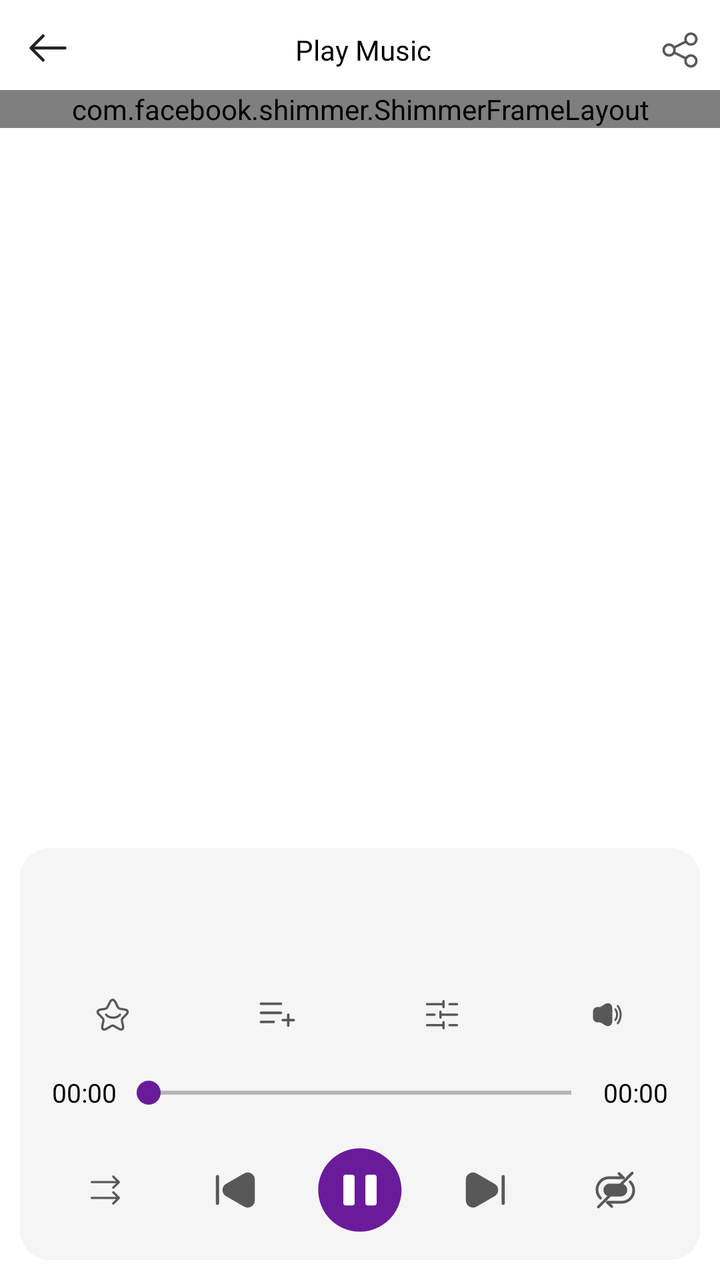
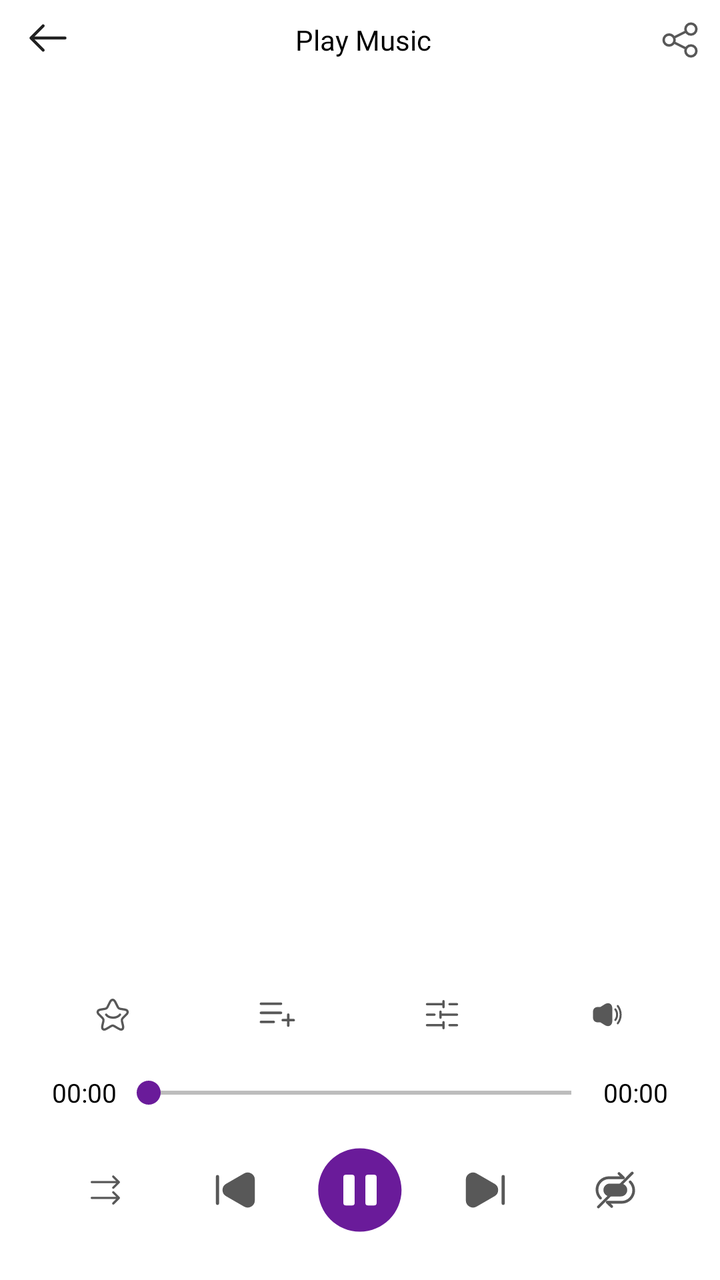

The first picture is an Android layout as it rendered before a commit; the second is the same layout after the commit. The layout source and the unified diff follow.
<!-- AndroidManifest.xml: application theme AppTheme -->
<!-- res/layout/activity_play_music.xml -->
<?xml version="1.0" encoding="utf-8"?>
<RelativeLayout xmlns:android="http://schemas.android.com/apk/res/android"
    xmlns:aapt="http://schemas.android.com/aapt"
    xmlns:app="http://schemas.android.com/apk/res-auto"
    android:layout_width="match_parent"
    android:layout_height="match_parent"
    android:background="@color/bg_color"
    android:orientation="vertical"
    android:paddingTop="5dp">

    <ImageView
        android:id="@+id/iv_back"
        android:layout_width="@dimen/_38sdp"
        android:layout_height="@dimen/_38sdp"
        android:layout_marginStart="@dimen/_5sdp"
        android:background="@drawable/bg_ripple_click_circle"
        android:padding="@dimen/_7sdp"
        android:src="@drawable/ic_back" />

    <TextView
        android:id="@+id/tv_title"
        android:layout_width="match_parent"
        android:layout_height="@dimen/_40sdp"
        android:layout_toStartOf="@+id/iv_share"
        android:layout_toEndOf="@+id/iv_back"
        android:ellipsize="end"
        android:fontFamily="@font/poppin_medium"
        android:gravity="center_vertical|center_horizontal"
        android:lines="1"
        android:text="Play Music"
        android:textColor="@color/black"
        android:textSize="@dimen/_14sdp" />

    <ImageView
        android:id="@+id/iv_share"
        android:layout_width="@dimen/_40sdp"
        android:layout_height="@dimen/_40sdp"
        android:layout_alignParentEnd="true"
        android:padding="@dimen/_10sdp"
        android:src="@drawable/ic_menu_share" />


    <LinearLayout
        android:id="@+id/bottom"
        android:layout_width="match_parent"
        android:layout_height="wrap_content"
        android:layout_below="@+id/tv_title"
        android:orientation="vertical"
        app:layout_constraintBottom_toBottomOf="parent"
        app:layout_constraintEnd_toEndOf="parent"
        app:layout_constraintStart_toStartOf="parent">

        <com.facebook.shimmer.ShimmerFrameLayout
            android:id="@+id/shimmer_container_banner"
            android:layout_width="match_parent"
            android:layout_height="wrap_content"
            android:layout_alignParentBottom="true"
            android:background="@drawable/bg_card_ads"
            app:shimmer_auto_start="true"
            app:shimmer_base_color="#ccc">

            <include layout="@layout/load_banner" />

        </com.facebook.shimmer.ShimmerFrameLayout>


        <RelativeLayout
            android:id="@+id/adContainer"
            style="@style/BannerAdsView" />

    </LinearLayout>


    <androidx.constraintlayout.widget.ConstraintLayout
        android:id="@+id/con_main"
        android:layout_width="match_parent"
        android:layout_height="wrap_content"
        android:layout_below="@+id/bottom">

        <RelativeLayout
            android:layout_width="0dp"
            android:layout_height="0dp"
            android:layout_margin="@dimen/_20sdp"
            app:layout_constraintBottom_toBottomOf="parent"
            app:layout_constraintDimensionRatio="1:1"
            app:layout_constraintEnd_toEndOf="parent"
            app:layout_constraintStart_toStartOf="parent"
            app:layout_constraintTop_toTopOf="parent">

            <androidx.viewpager2.widget.ViewPager2
                android:id="@+id/viewPagerMusicArt"
                android:layout_width="match_parent"
                android:layout_height="match_parent"
                android:layout_centerInParent="true" />

        </RelativeLayout>
    </androidx.constraintlayout.widget.ConstraintLayout>


    <RelativeLayout
        android:id="@+id/cv_music"
        android:layout_width="match_parent"
        android:layout_height="wrap_content"
        android:layout_marginStart="10dp"
        android:layout_marginEnd="10dp"
        android:layout_below="@+id/con_main"
        android:layout_marginBottom="10dp"
        android:background="@drawable/bg_music_play"
        android:orientation="vertical"
        android:paddingTop="@dimen/_10sdp"
        android:paddingBottom="@dimen/_10sdp">

        <LinearLayout
            android:id="@+id/layout_song"
            android:layout_width="match_parent"
            android:layout_height="wrap_content"
            android:layout_above="@+id/tv_artist"
            android:layout_marginTop="10dp">

            <TextView
                android:id="@+id/tv_song"
                android:layout_width="match_parent"
                android:layout_height="wrap_content"
                android:layout_gravity="bottom"
                android:layout_marginStart="@dimen/_20sdp"
                android:layout_marginEnd="@dimen/_20sdp"
                android:ellipsize="marquee"
                android:focusable="true"
                android:focusableInTouchMode="true"
                android:fontFamily="@font/poppin_medium"
                android:gravity="center"
                android:marqueeRepeatLimit="marquee_forever"
                android:scrollHorizontally="true"
                android:singleLine="true"
                android:textColor="@color/black"
                android:textSize="@dimen/_14sdp" />
        </LinearLayout>

        <TextView
            android:id="@+id/tv_artist"
            android:layout_width="match_parent"
            android:layout_height="wrap_content"
            android:layout_above="@+id/rl_menu"
            android:layout_centerHorizontal="true"
            android:layout_marginStart="@dimen/_20sdp"
            android:layout_marginEnd="@dimen/_20sdp"
            android:layout_marginBottom="@dimen/_5sdp"
            android:ellipsize="end"
            android:fontFamily="@font/poppin_medium"
            android:gravity="center"
            android:lines="1"
            android:textColor="@color/black"
            android:textSize="@dimen/_11sdp" />

        <LinearLayout
            android:id="@+id/rl_menu"
            android:layout_width="match_parent"
            android:layout_height="wrap_content"
            android:layout_above="@+id/ll_seekbar"
            android:layout_marginBottom="@dimen/_5sdp"
            android:gravity="center"
            android:orientation="horizontal"
            android:paddingStart="@dimen/_5sdp"
            android:paddingEnd="@dimen/_5sdp">

            <ImageView
                android:id="@+id/iv_favorite"
                android:layout_width="0dp"
                android:layout_height="match_parent"
                android:layout_weight="1"
                android:background="@drawable/bg_ripple_click"
                android:padding="@dimen/_11sdp"
                android:src="@drawable/ic_favorite_false" />


            <ImageView
                android:id="@+id/iv_music_playlist"
                android:layout_width="0dp"
                android:layout_height="@dimen/_40sdp"
                android:layout_weight="1"
                android:background="@drawable/bg_ripple_click"
                android:padding="@dimen/_10sdp"
                android:src="@drawable/ic_player_playlist_white" />


            <ImageView
                android:id="@+id/iv_lyric"
                android:layout_width="0dp"
                android:layout_height="match_parent"
                android:layout_weight="1"
                android:background="@drawable/bg_ripple_click"
                android:padding="@dimen/_11sdp"
                android:src="@drawable/ic_music_lyric"
                android:visibility="gone" />


            <ImageView
                android:id="@+id/img_audio_effect_control"
                android:layout_width="0dp"
                android:layout_height="match_parent"
                android:layout_weight="1"
                android:background="@drawable/bg_ripple_click"
                android:padding="@dimen/_11sdp"
                android:src="@drawable/ic_equalizer" />

            <ImageView
                android:id="@+id/img_volume"
                android:layout_width="0dp"
                android:layout_height="match_parent"
                android:layout_weight="1"
                android:background="@drawable/bg_ripple_click"
                android:padding="@dimen/_12sdp"
                android:src="@drawable/ic_audio" />
        </LinearLayout>

        <LinearLayout
            android:id="@+id/ll_seekbar"
            android:layout_width="match_parent"
            android:layout_height="wrap_content"
            android:layout_above="@+id/rl_play"
            android:layout_marginTop="@dimen/_5sdp"
            android:orientation="horizontal">

            <TextView
                android:id="@+id/tv_current_time"
                android:layout_width="wrap_content"
                android:layout_height="wrap_content"
                android:layout_alignParentBottom="true"
                android:layout_gravity="start"
                android:layout_marginStart="@dimen/_16sdp"
                android:layout_marginBottom="@dimen/_10sdp"
                android:text="00:00"
                android:textColor="@color/black"
                android:textSize="@dimen/_13sdp" />


            <SeekBar
                android:id="@+id/seekbar_controller"
                android:layout_width="match_parent"
                android:layout_height="wrap_content"
                android:layout_weight="1"
                android:progressTint="#752EA0"
                android:thumbTint="@color/app_color" />


            <TextView
                android:id="@+id/tv_total_time"
                android:layout_width="wrap_content"
                android:layout_height="wrap_content"
                android:layout_gravity="end"
                android:layout_marginEnd="@dimen/_16sdp"
                android:layout_marginBottom="@dimen/_10sdp"
                android:text="00:00"
                android:textColor="@color/black"
                android:textSize="@dimen/_13sdp" />
        </LinearLayout>


        <LinearLayout
            android:id="@+id/rl_play"
            android:layout_width="match_parent"
            android:layout_height="wrap_content"
            android:layout_alignParentBottom="true"
            android:layout_marginTop="5dp"
            android:gravity="center"
            android:orientation="horizontal"
            android:paddingStart="@dimen/_10sdp"
            android:paddingEnd="@dimen/_10sdp">

            <ImageView
                android:id="@+id/img_shuffle"
                android:layout_width="0dp"
                android:layout_height="@dimen/_40sdp"
                android:layout_weight="1"
                android:background="@drawable/bg_ripple_click"
                android:padding="@dimen/_11sdp"

                android:src="@drawable/custom_shuffle" />

            <ImageView
                android:id="@+id/img_btn_previous"
                android:layout_width="0dp"
                android:layout_height="@dimen/_40sdp"
                android:layout_marginEnd="@dimen/_5sdp"
                android:layout_weight="1"
                android:background="@drawable/bg_ripple_click"
                android:padding="@dimen/_7sdp"
                android:src="@drawable/ic_music_back" />

            <ImageView
                android:id="@+id/img_btn_play"
                android:layout_width="@dimen/_50sdp"
                android:layout_height="@dimen/_50sdp"
                android:src="@drawable/ic_pause_music" />

            <ImageView
                android:id="@+id/img_btn_next"
                android:layout_width="0dp"
                android:layout_height="@dimen/_40sdp"
                android:layout_marginStart="@dimen/_5sdp"
                android:layout_weight="1"
                android:background="@drawable/bg_ripple_click"
                android:padding="@dimen/_7sdp"
                android:src="@drawable/ic_music_next" />

            <ImageView
                android:id="@+id/img_repeat"
                android:layout_width="0dp"
                android:layout_height="match_parent"
                android:layout_weight="1"
                android:background="@drawable/bg_ripple_click"
                android:padding="@dimen/_14sdp"
                android:src="@drawable/ic_no_repeat" />

        </LinearLayout>


    </RelativeLayout>
</RelativeLayout>
<!-- res/layout/load_banner.xml (included above) -->
<?xml version="1.0" encoding="utf-8"?>
<RelativeLayout xmlns:android="http://schemas.android.com/apk/res/android"
    android:layout_width="match_parent"
    android:layout_height="50dp">

    <LinearLayout
        android:layout_width="match_parent"
        android:layout_height="50dp"
        android:orientation="horizontal">

        <ImageView
            android:layout_width="50dp"
            android:layout_height="50dp"
            android:background="@color/gray_light"
            android:contentDescription="@string/app_name"
            android:padding="5dp"
            android:scaleType="centerCrop" />

        <LinearLayout
            android:layout_width="0dp"
            android:layout_height="match_parent"
            android:layout_gravity="center"
            android:layout_marginLeft="5dp"
            android:layout_marginRight="5dp"
            android:layout_weight="1"
            android:gravity="center"
            android:orientation="vertical">

            <TextView
                android:layout_width="match_parent"
                android:layout_height="wrap_content"
                android:layout_marginTop="5dp"
                android:background="@color/gray_light"
                android:ellipsize="end"
                android:lines="1"
                android:textColor="@android:color/black"
                android:textSize="15sp" />

            <TextView
                android:layout_width="match_parent"
                android:layout_height="wrap_content"
                android:layout_marginBottom="5dp"
                android:background="@color/gray_light"
                android:ellipsize="end"
                android:lines="1"
                android:textColor="@android:color/darker_gray"
                android:textSize="14sp" />
        </LinearLayout>

        <androidx.appcompat.widget.AppCompatButton
            android:layout_width="wrap_content"
            android:layout_height="wrap_content"
            android:layout_gravity="center"
            android:layout_marginTop="5dp"
            android:layout_marginEnd="10dp"
            android:layout_marginBottom="5dp"
            android:background="@drawable/bg_main"
            android:gravity="center"
            android:paddingLeft="5dp"
            android:paddingRight="5dp"
            android:textColor="@android:color/white"
            android:textSize="12sp"
          />
    </LinearLayout>

    <TextView
        style="@style/Ads"
        android:layout_alignParentStart="true"
        android:layout_alignParentTop="true" />
</RelativeLayout>
<!-- resources referenced by this layout -->
<resources>
  <color name="app_color">#6A1B9A</color>
  <color name="bg_color">#ffffff</color>
  <color name="black">#FF000000</color>
  <color name="gray_light">#9F9F9F</color>
  <dimen name="_10sdp">10dp</dimen>
  <dimen name="_11sdp">11dp</dimen>
  <dimen name="_12sdp">12dp</dimen>
  <dimen name="_13sdp">13dp</dimen>
  <dimen name="_14sdp">14dp</dimen>
  <dimen name="_16sdp">16dp</dimen>
  <dimen name="_20sdp">20dp</dimen>
  <dimen name="_38sdp">38dp</dimen>
  <dimen name="_40sdp">40dp</dimen>
  <dimen name="_50sdp">50dp</dimen>
  <dimen name="_5sdp">5dp</dimen>
  <dimen name="_7sdp">7dp</dimen>
  <!-- drawable bg_card_ads (drawable) -->
  <?xml version="1.0" encoding="utf-8"?>
  <shape xmlns:android="http://schemas.android.com/apk/res/android" xmlns:app="http://schemas.android.com/apk/res-auto" xmlns:aapt="http://schemas.android.com/aapt" android:shape="rectangle">
      <corners android:radius="10dp"/>
      <solid android:color="@color/white"/>
      <stroke android:width="1dp" android:color="#5e58595a"/>
  </shape>
  <!-- drawable bg_main (drawable) -->
  <?xml version="1.0" encoding="utf-8"?>
  <shape xmlns:android="http://schemas.android.com/apk/res/android" xmlns:app="http://schemas.android.com/apk/res-auto" xmlns:aapt="http://schemas.android.com/aapt">
      <solid android:color="@color/app_color"/>
      <corners android:radius="@dimen/_50sdp"/>
  </shape>
  <!-- drawable bg_music_play (drawable) -->
  <?xml version="1.0" encoding="utf-8"?>
  <shape xmlns:android="http://schemas.android.com/apk/res/android">
      <corners android:radius="15dp" />
      <solid android:color="#F5F5F5" />
  
  </shape>
  <string name="app_name">HD Video Player - All in One</string>
  <style name="Ads">
          <item name="android:textSize">11sp</item>
          <item name="android:textColor">#ffffff</item>
          <item name="android:gravity">left|center_horizontal|clip_horizontal</item>
          <item name="android:layout_gravity">left</item>
          <item name="android:background">@drawable/ads_icon</item>
          <item name="android:paddingLeft">3dp</item>
          <item name="android:paddingRight">6dp</item>
          <item name="android:paddingBottom">1dp</item>
          <item name="android:layout_width">wrap_content</item>
          <item name="android:layout_height">wrap_content</item>
          <item name="android:text">Ad</item>
      </style>
  <style name="BannerAdsView">
          <item name="android:layout_alignParentBottom">true</item>
          <item name="android:layout_width">match_parent</item>
          <item name="android:layout_height">wrap_content</item>
          <item name="android:layout_centerHorizontal">true</item>
          <item name="android:gravity">center</item>
      </style>
  <style name="AppTheme" parent="Theme.Material3.DayNight.NoActionBar">
          <item name="android:windowBackground">@null</item>
          <item name="android:windowDisablePreview">true</item>
          <item name="android:statusBarColor">@color/black</item>
  
          <item name="colorPrimary">@color/dark_purple</item>
          <item name="colorAccent">@color/colorAccent</item>
  
  
          <item name="windowActionBar">false</item>
          <item name="windowNoTitle">true</item>
          <item name="colorControlNormal">@color/black</item>
          <item name="colorControlActivated">@color/rating</item>
      </style>
  <color name="white">#FFFFFFFF</color>
  <!-- drawable ads_icon (drawable) -->
  <?xml version="1.0" encoding="utf-8"?>
  <shape xmlns:android="http://schemas.android.com/apk/res/android">
      <solid android:color="#FFC107" />
      <corners
          android:bottomLeftRadius="2dp"
          android:bottomRightRadius="13dp"
          android:radius="1dp"
          android:topLeftRadius="10dp"
          android:topRightRadius="2dp" />
  </shape>
  <color name="dark_purple">#6A1B9A</color>
  <color name="colorAccent">#212121</color>
  <color name="rating">#FFC70A</color>
  <!-- unchanged entries left out for length: 16 -->
</resources>

<!-- the commit's change to res/layout/activity_play_music.xml (unified diff, before → after) -->
@@ -4,9 +4,23 @@
     xmlns:app="http://schemas.android.com/apk/res-auto"
     android:layout_width="match_parent"
     android:layout_height="match_parent"
-    android:background="@color/bg_color"
-    android:orientation="vertical"
-    android:paddingTop="5dp">
+    android:background="@color/white"
+    android:fitsSystemWindows="true"
+    android:orientation="vertical">
+
+    <RelativeLayout
+        android:id="@+id/con_main"
+        android:layout_width="match_parent"
+        android:layout_height="wrap_content"
+        android:background="@color/white">
+
+        <androidx.viewpager2.widget.ViewPager2
+            android:id="@+id/viewPagerMusicArt"
+            android:layout_width="match_parent"
+            android:layout_height="match_parent"
+            android:layout_centerInParent="true" />
+
+    </RelativeLayout>
 
     <ImageView
         android:id="@+id/iv_back"
@@ -39,74 +53,14 @@
         android:padding="@dimen/_10sdp"
         android:src="@drawable/ic_menu_share" />
 
-
-    <LinearLayout
-        android:id="@+id/bottom"
-        android:layout_width="match_parent"
-        android:layout_height="wrap_content"
-        android:layout_below="@+id/tv_title"
-        android:orientation="vertical"
-        app:layout_constraintBottom_toBottomOf="parent"
-        app:layout_constraintEnd_toEndOf="parent"
-        app:layout_constraintStart_toStartOf="parent">
-
-        <com.facebook.shimmer.ShimmerFrameLayout
-            android:id="@+id/shimmer_container_banner"
-            android:layout_width="match_parent"
-            android:layout_height="wrap_content"
-            android:layout_alignParentBottom="true"
-            android:background="@drawable/bg_card_ads"
-            app:shimmer_auto_start="true"
-            app:shimmer_base_color="#ccc">
-
-            <include layout="@layout/load_banner" />
-
-        </com.facebook.shimmer.ShimmerFrameLayout>
-
-
-        <RelativeLayout
-            android:id="@+id/adContainer"
-            style="@style/BannerAdsView" />
-
-    </LinearLayout>
-
-
-    <androidx.constraintlayout.widget.ConstraintLayout
-        android:id="@+id/con_main"
-        android:layout_width="match_parent"
-        android:layout_height="wrap_content"
-        android:layout_below="@+id/bottom">
-
-        <RelativeLayout
-            android:layout_width="0dp"
-            android:layout_height="0dp"
-            android:layout_margin="@dimen/_20sdp"
-            app:layout_constraintBottom_toBottomOf="parent"
-            app:layout_constraintDimensionRatio="1:1"
-            app:layout_constraintEnd_toEndOf="parent"
-            app:layout_constraintStart_toStartOf="parent"
-            app:layout_constraintTop_toTopOf="parent">
-
-            <androidx.viewpager2.widget.ViewPager2
-                android:id="@+id/viewPagerMusicArt"
-                android:layout_width="match_parent"
-                android:layout_height="match_parent"
-                android:layout_centerInParent="true" />
-
-        </RelativeLayout>
-    </androidx.constraintlayout.widget.ConstraintLayout>
-
-
     <RelativeLayout
         android:id="@+id/cv_music"
         android:layout_width="match_parent"
         android:layout_height="wrap_content"
+        android:layout_alignParentBottom="true"
         android:layout_marginStart="10dp"
         android:layout_marginEnd="10dp"
-        android:layout_below="@+id/con_main"
         android:layout_marginBottom="10dp"
-        android:background="@drawable/bg_music_play"
-        android:orientation="vertical"
         android:paddingTop="@dimen/_10sdp"
         android:paddingBottom="@dimen/_10sdp">
 
@@ -172,7 +126,6 @@
                 android:padding="@dimen/_11sdp"
                 android:src="@drawable/ic_favorite_false" />
 
-
             <ImageView
                 android:id="@+id/iv_music_playlist"
                 android:layout_width="0dp"
@@ -181,7 +134,6 @@
                 android:background="@drawable/bg_ripple_click"
                 android:padding="@dimen/_10sdp"
                 android:src="@drawable/ic_player_playlist_white" />
-
 
             <ImageView
                 android:id="@+id/iv_lyric"
@@ -317,74 +269,3 @@
 
     </RelativeLayout>
 </RelativeLayout>
-<!-- res/layout/load_banner.xml (included above) -->
-<?xml version="1.0" encoding="utf-8"?>
-<RelativeLayout xmlns:android="http://schemas.android.com/apk/res/android"
-    android:layout_width="match_parent"
-    android:layout_height="50dp">
-
-    <LinearLayout
-        android:layout_width="match_parent"
-        android:layout_height="50dp"
-        android:orientation="horizontal">
-
-        <ImageView
-            android:layout_width="50dp"
-            android:layout_height="50dp"
-            android:background="@color/gray_light"
-            android:contentDescription="@string/app_name"
-            android:padding="5dp"
-            android:scaleType="centerCrop" />
-
-        <LinearLayout
-            android:layout_width="0dp"
-            android:layout_height="match_parent"
-            android:layout_gravity="center"
-            android:layout_marginLeft="5dp"
-            android:layout_marginRight="5dp"
-            android:layout_weight="1"
-            android:gravity="center"
-            android:orientation="vertical">
-
-            <TextView
-                android:layout_width="match_parent"
-                android:layout_height="wrap_content"
-                android:layout_marginTop="5dp"
-                android:background="@color/gray_light"
-                android:ellipsize="end"
-                android:lines="1"
-                android:textColor="@android:color/black"
-                android:textSize="15sp" />
-
-            <TextView
-                android:layout_width="match_parent"
-                android:layout_height="wrap_content"
-                android:layout_marginBottom="5dp"
-                android:background="@color/gray_light"
-                android:ellipsize="end"
-                android:lines="1"
-                android:textColor="@android:color/darker_gray"
-                android:textSize="14sp" />
-        </LinearLayout>
-
-        <androidx.appcompat.widget.AppCompatButton
-            android:layout_width="wrap_content"
-            android:layout_height="wrap_content"
-            android:layout_gravity="center"
-            android:layout_marginTop="5dp"
-            android:layout_marginEnd="10dp"
-            android:layout_marginBottom="5dp"
-            android:background="@drawable/bg_main"
-            android:gravity="center"
-            android:paddingLeft="5dp"
-            android:paddingRight="5dp"
-            android:textColor="@android:color/white"
-            android:textSize="12sp"
-          />
-    </LinearLayout>
-
-    <TextView
-        style="@style/Ads"
-        android:layout_alignParentStart="true"
-        android:layout_alignParentTop="true" />
-</RelativeLayout>
<!-- resource entries referenced after the edit -->
@@ -1,9 +1,7 @@
 <!-- resources referenced by this layout -->
 <resources>
   <color name="app_color">#6A1B9A</color>
-  <color name="bg_color">#ffffff</color>
   <color name="black">#FF000000</color>
-  <color name="gray_light">#9F9F9F</color>
   <dimen name="_10sdp">10dp</dimen>
   <dimen name="_11sdp">11dp</dimen>
   <dimen name="_12sdp">12dp</dimen>
@@ -16,73 +14,24 @@
   <dimen name="_50sdp">50dp</dimen>
   <dimen name="_5sdp">5dp</dimen>
   <dimen name="_7sdp">7dp</dimen>
-  <!-- drawable bg_card_ads (drawable) -->
-  <?xml version="1.0" encoding="utf-8"?>
-  <shape xmlns:android="http://schemas.android.com/apk/res/android" xmlns:app="http://schemas.android.com/apk/res-auto" xmlns:aapt="http://schemas.android.com/aapt" android:shape="rectangle">
-      <corners android:radius="10dp"/>
-      <solid android:color="@color/white"/>
-      <stroke android:width="1dp" android:color="#5e58595a"/>
-  </shape>
-  <!-- drawable bg_main (drawable) -->
-  <?xml version="1.0" encoding="utf-8"?>
-  <shape xmlns:android="http://schemas.android.com/apk/res/android" xmlns:app="http://schemas.android.com/apk/res-auto" xmlns:aapt="http://schemas.android.com/aapt">
-      <solid android:color="@color/app_color"/>
-      <corners android:radius="@dimen/_50sdp"/>
-  </shape>
-  <!-- drawable bg_music_play (drawable) -->
-  <?xml version="1.0" encoding="utf-8"?>
-  <shape xmlns:android="http://schemas.android.com/apk/res/android">
-      <corners android:radius="15dp" />
-      <solid android:color="#F5F5F5" />
-  
-  </shape>
-  <string name="app_name">HD Video Player - All in One</string>
-  <style name="Ads">
-          <item name="android:textSize">11sp</item>
-          <item name="android:textColor">#ffffff</item>
-          <item name="android:gravity">left|center_horizontal|clip_horizontal</item>
-          <item name="android:layout_gravity">left</item>
-          <item name="android:background">@drawable/ads_icon</item>
-          <item name="android:paddingLeft">3dp</item>
-          <item name="android:paddingRight">6dp</item>
-          <item name="android:paddingBottom">1dp</item>
-          <item name="android:layout_width">wrap_content</item>
-          <item name="android:layout_height">wrap_content</item>
-          <item name="android:text">Ad</item>
-      </style>
-  <style name="BannerAdsView">
-          <item name="android:layout_alignParentBottom">true</item>
-          <item name="android:layout_width">match_parent</item>
-          <item name="android:layout_height">wrap_content</item>
-          <item name="android:layout_centerHorizontal">true</item>
-          <item name="android:gravity">center</item>
-      </style>
   <style name="AppTheme" parent="Theme.Material3.DayNight.NoActionBar">
           <item name="android:windowBackground">@null</item>
           <item name="android:windowDisablePreview">true</item>
-          <item name="android:statusBarColor">@color/black</item>
+  
   
           <item name="colorPrimary">@color/dark_purple</item>
           <item name="colorAccent">@color/colorAccent</item>
-  
-  
           <item name="windowActionBar">false</item>
           <item name="windowNoTitle">true</item>
           <item name="colorControlNormal">@color/black</item>
           <item name="colorControlActivated">@color/rating</item>
+  
+          <item name="android:statusBarColor" tools:targetApi="l">@color/white</item>
+          <item name="android:windowLightStatusBar">true</item>
+          <item name="android:windowDrawsSystemBarBackgrounds">true</item>
+  
       </style>
   <color name="white">#FFFFFFFF</color>
-  <!-- drawable ads_icon (drawable) -->
-  <?xml version="1.0" encoding="utf-8"?>
-  <shape xmlns:android="http://schemas.android.com/apk/res/android">
-      <solid android:color="#FFC107" />
-      <corners
-          android:bottomLeftRadius="2dp"
-          android:bottomRightRadius="13dp"
-          android:radius="1dp"
-          android:topLeftRadius="10dp"
-          android:topRightRadius="2dp" />
-  </shape>
   <color name="dark_purple">#6A1B9A</color>
   <color name="colorAccent">#212121</color>
   <color name="rating">#FFC70A</color>
